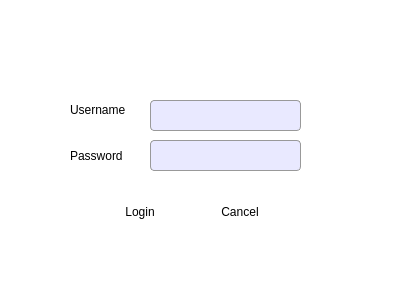
Decycle/Project2, file loginpage.ui: the form before one commit.
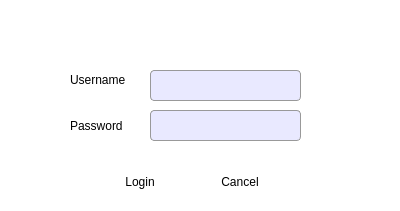
The form after the commit.

```diff
--- a/loginpage.ui
+++ b/loginpage.ui
@@ -7,7 +7,7 @@
     <x>0</x>
     <y>0</y>
     <width>400</width>
-    <height>300</height>
+    <height>211</height>
    </rect>
   </property>
   <property name="windowTitle">
@@ -20,7 +20,7 @@
    <property name="geometry">
     <rect>
      <x>100</x>
-     <y>200</y>
+     <y>170</y>
      <width>80</width>
      <height>24</height>
     </rect>
@@ -36,7 +36,7 @@
    <property name="geometry">
     <rect>
      <x>150</x>
-     <y>100</y>
+     <y>70</y>
      <width>151</width>
      <height>31</height>
     </rect>
@@ -49,7 +49,7 @@
    <property name="geometry">
     <rect>
      <x>150</x>
-     <y>140</y>
+     <y>110</y>
      <width>151</width>
      <height>31</height>
     </rect>
@@ -65,7 +65,7 @@
    <property name="geometry">
     <rect>
      <x>70</x>
-     <y>100</y>
+     <y>70</y>
      <width>71</width>
      <height>20</height>
     </rect>
@@ -81,7 +81,7 @@
    <property name="geometry">
     <rect>
      <x>70</x>
-     <y>140</y>
+     <y>110</y>
      <width>71</width>
      <height>31</height>
     </rect>
@@ -97,7 +97,7 @@
    <property name="geometry">
     <rect>
      <x>200</x>
-     <y>200</y>
+     <y>170</y>
      <width>80</width>
      <height>24</height>
     </rect>
@@ -113,7 +113,7 @@
    <property name="geometry">
     <rect>
      <x>100</x>
-     <y>50</y>
+     <y>20</y>
      <width>191</width>
      <height>20</height>
     </rect>
```
